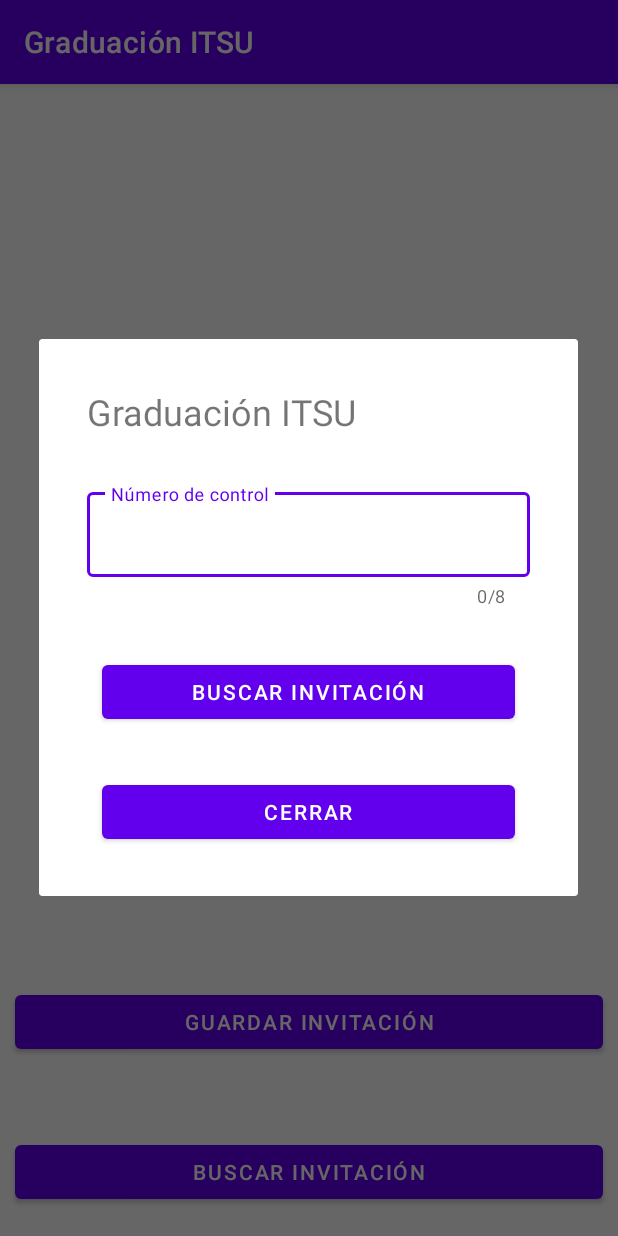
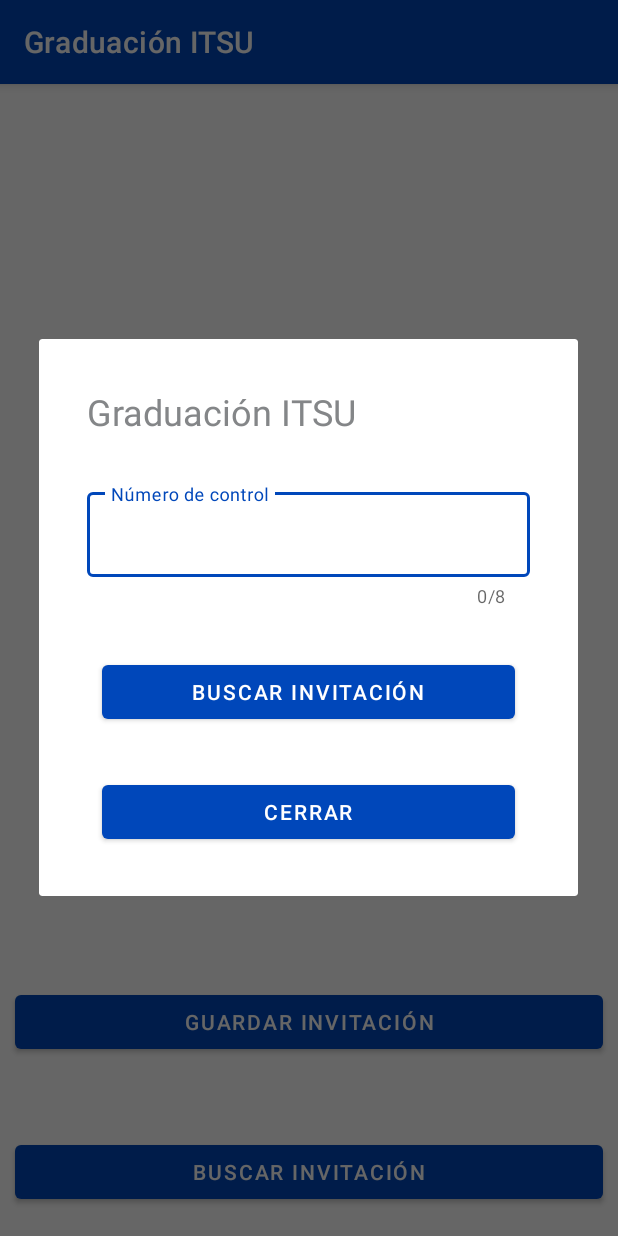
Before and after one commit to SalvadorMoradoQuiroz/GraduationITSUCreateQRs, an Android app: the screen it shows after launch (MainActivity), after a tap on "BUSCAR INVITACIÓN", on a phone screen of 412 x 824 dp. Run offline under Robolectric (Android 15) with nearby library versions, the phone set to English and light mode, and no system bars; our stand-ins replace Firebase (no records; nobody signed in at launch, a user with empty details on screens opened directly); libraries missing offline, so code that uses them is left out: net.glxn.qrgen.

```diff
--- a/app/src/main/java/com/salvador/graduationitsucreateqrs/MainActivity.java
+++ b/app/src/main/java/com/salvador/graduationitsucreateqrs/MainActivity.java
@@ -89,6 +89,9 @@ public class MainActivity extends AppCompatActivity implements Information {
             @Override
             public void onClick(View view)
             {
+                /*ProgressDialog dialog = ProgressDialog.show(MainActivity.this, "",
+                    "Buscando...", true);
+                firestoreHelper.sendAllInformation(MainActivity.this,dialog);*/
                 showDialogBuscar();
             }
         });
--- a/app/src/main/java/com/salvador/graduationitsucreateqrs/repository/FirestoreHelper.java
+++ b/app/src/main/java/com/salvador/graduationitsucreateqrs/repository/FirestoreHelper.java
@@ -22,6 +22,7 @@ import com.salvador.graduationitsucreateqrs.helpers.utility.StringHelper;
 import com.salvador.graduationitsucreateqrs.MainActivity;
 
 import java.util.ArrayList;
+import java.util.HashMap;
 import java.util.Map;
 import java.util.Objects;
 
@@ -51,7 +52,7 @@ public class FirestoreHelper
                                                       "Carrera: "+StringHelper.getCarrara(alumno.getCarrera()) +"\n"+
                                                       "Grupo: "+alumno.getGrupo()+"\n"+
                                                       "Si existe algún error, comunícate con el jefe de carrera de ISC.\n"+
-                                                        R.string.correo_jefe+"\n\n"+
+                                                       context.getString(R.string.correo_jefe)+"\n\n"+
                                                       "Comparte la imagen con tu invitado ya que en la entrada será requerida.");
                         alertDialogBuilder.setPositiveButton("Aceptar",
                                 new DialogInterface.OnClickListener() {
--- a/app/src/main/res/layout/dialog_search_invitation.xml
+++ b/app/src/main/res/layout/dialog_search_invitation.xml
@@ -15,6 +15,7 @@
         android:layout_marginEnd="32dp"
         android:layout_marginBottom="32dp"
         android:text="@string/graduaci_n_itsu"
+        android:textColor="#848688"
         android:textSize="24sp" />
 
     <com.google.android.material.textfield.TextInputLayout
--- a/app/src/main/res/values/colors.xml
+++ b/app/src/main/res/values/colors.xml
@@ -1,6 +1,6 @@
 <?xml version="1.0" encoding="utf-8"?>
 <resources>
-    <color name="purple_200">#FFBB86FC</color>
+    <color name="purple_200">#FF0047BA</color>
     <color name="purple_500">#FF6200EE</color>
     <color name="purple_700">#FF3700B3</color>
     <color name="teal_200">#FF03DAC5</color>
--- a/app/src/main/res/values/strings.xml
+++ b/app/src/main/res/values/strings.xml
@@ -7,5 +7,5 @@
     <string name="buscar_invitaci_n">Buscar Invitación</string>
     <string name="buscar_invitacion">Buscar Invitación</string>
     <string name="cerrar">Cerrar</string>
-    <string name="correo_jefe"><a href="juanandrade@tecuruapan.edu.mx">Google</a></string>
+    <string name="correo_jefe">juanandrade@tecuruapan.edu.mx</string>
 </resources>
--- a/app/src/main/res/values/themes.xml
+++ b/app/src/main/res/values/themes.xml
@@ -2,8 +2,8 @@
     <!-- Base application theme. -->
     <style name="Theme.GraduationITSUCreateQRs" parent="Theme.MaterialComponents.DayNight.DarkActionBar">
         <!-- Primary brand color. -->
-        <item name="colorPrimary">@color/purple_500</item>
-        <item name="colorPrimaryVariant">@color/purple_700</item>
+        <item name="colorPrimary">@color/purple_200</item>
+        <item name="colorPrimaryVariant">@color/purple_200</item>
         <item name="colorOnPrimary">@color/white</item>
         <!-- Secondary brand color. -->
         <item name="colorSecondary">@color/teal_200</item>
```
